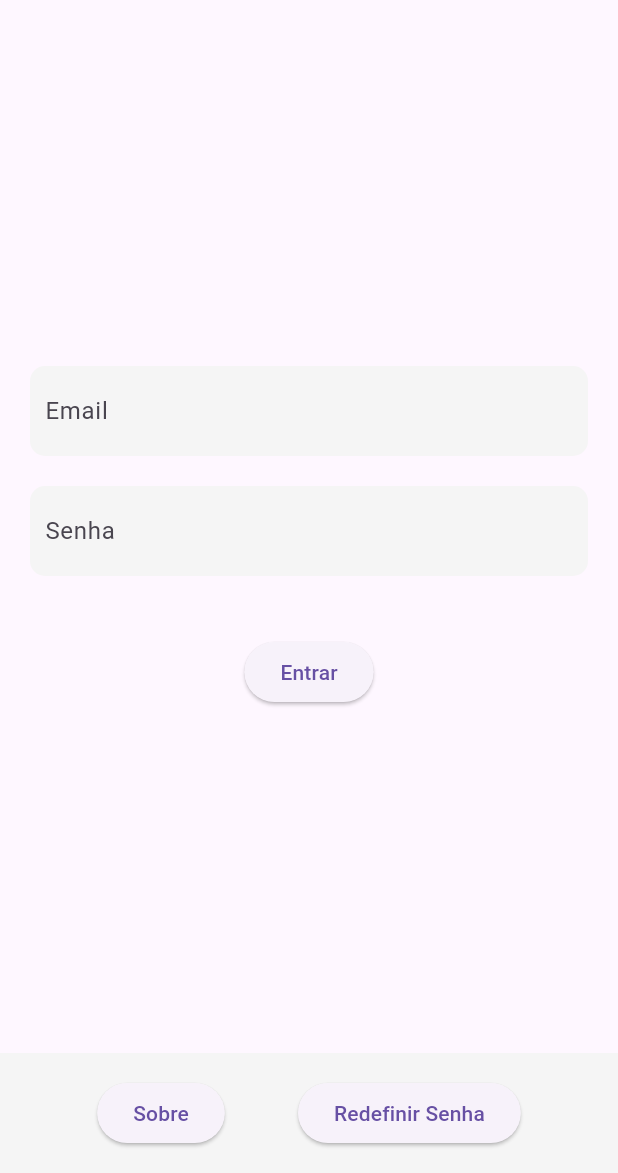
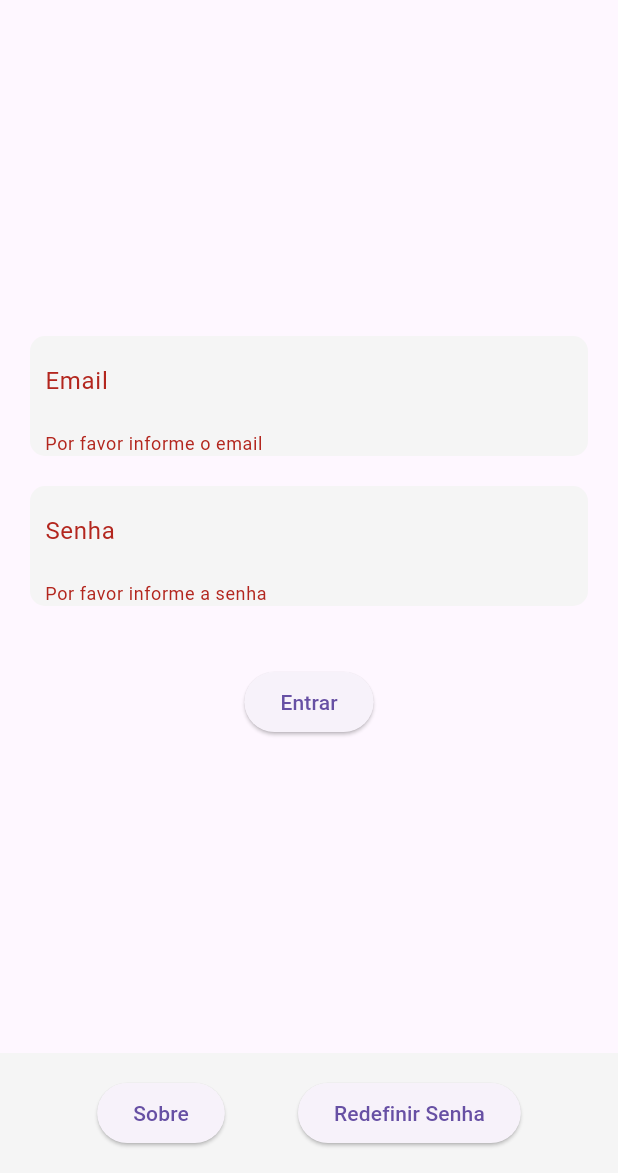
Before and after one commit to LoboThalita/lista_de_compras, a Flutter app: the screen it shows after launch, after a tap on "Entrar", on a phone screen of 412 x 824 dp, the part 63-1236 px from its top. Run offline on Flutter 3.47's test engine with Material 3 defaults, Android fonts, the phone set to English and light mode, and no system bars; our stand-ins replace device_preview.

Commit message:
Adicionando lógica login e criando tela de gerenciamento de listas

```diff
--- a/lib/View/login_view.dart
+++ b/lib/View/login_view.dart
@@ -1,4 +1,5 @@
 import 'package:flutter/material.dart';
+import 'package:lista_de_compras/View/central_view.dart';
 import 'package:lista_de_compras/View/sobre_view.dart';
 
 class LoginView extends StatefulWidget {
@@ -12,8 +13,24 @@ class _LoginViewState extends State<LoginView> {
   TextEditingController _emailController = TextEditingController();
   TextEditingController _senhaController = TextEditingController();
 
+  bool _emailValido = true;
+  bool _senhaValida = true;
+
+
   void _login() {
-    // Lógica de login aqui
+
+    if(_emailController.text.isEmpty || _senhaController.text.isEmpty){
+      setState(() {
+        _emailValido = _emailController.text.isNotEmpty;
+        _senhaValida = _senhaController.text.isNotEmpty;
+      });
+      return;
+    }
+
+    Navigator.push(
+    context,
+    MaterialPageRoute(builder: (context) => CentralView()),
+    );
   }
 
  void _navegateSobre(BuildContext context) {
@@ -47,6 +64,7 @@ class _LoginViewState extends State<LoginView> {
                 controller: _emailController,
                 decoration: InputDecoration(
                   labelText: 'Email',
+                  errorText: _emailValido ? null : 'Por favor informe o email',
                   contentPadding: EdgeInsets.all(10),
                   border: InputBorder.none,
                 ),
@@ -62,6 +80,7 @@ class _LoginViewState extends State<LoginView> {
               controller: _senhaController,
               decoration: InputDecoration(
                 labelText: 'Senha',
+                errorText: _senhaValida ? null : 'Por favor informe a senha',
                 contentPadding: EdgeInsets.all(10),
                   border: InputBorder.none,
               ),
```
Also changed, not shown: lib/Componentes/lista_comp.dart (added, +32 -0 lines), lib/View/central_view.dart (added, +45 -0 lines).
